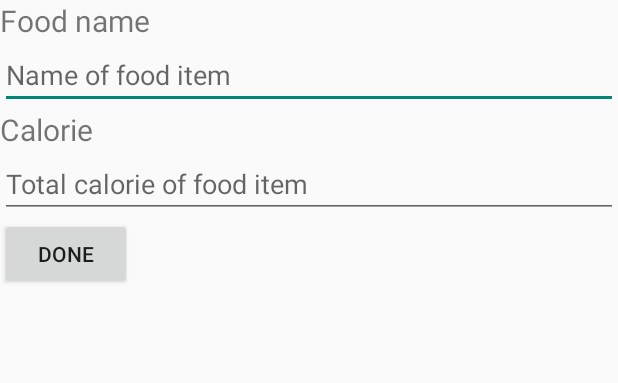
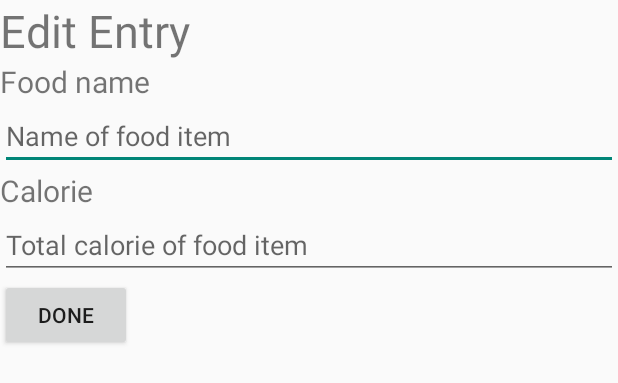
Before and after one commit to andy168chipz/BulkApp, an Android app: the layout edit_item_dialog.xml on its own in the app's theme, with its tools: preview values and no code run, on a phone screen of 412 x 824 dp. Shown: the top 383 px of the screen. Run offline under Robolectric (Android 15) with nearby library versions, the phone set to English and light mode, and no system bars.

Commit message:
updated strings

```diff
--- a/app/src/main/res/layout/edit_item_dialog.xml
+++ b/app/src/main/res/layout/edit_item_dialog.xml
@@ -4,6 +4,11 @@
               android:layout_width="match_parent"
               android:layout_height="match_parent"
     android:minWidth="250dp">
+    <TextView
+        android:layout_width="wrap_content"
+        android:layout_height="wrap_content"
+        android:text="@string/edit_entry"
+        android:textSize="30sp"/>
     <TextView
         android:layout_width="wrap_content"
         android:layout_height="wrap_content"
--- a/app/src/main/res/values/strings.xml
+++ b/app/src/main/res/values/strings.xml
@@ -11,6 +11,7 @@
     <string name="calorie">Calorie</string>
     <string name="date">Date</string>
     <string name="food">Food</string>
+    <string name="edit_entry">Edit Entry</string>
     <!-- Hints -->
     <string name="food_name_hint">Name of food item</string>
     <string name="calorie_hint">Total calorie of food item</string>
```
